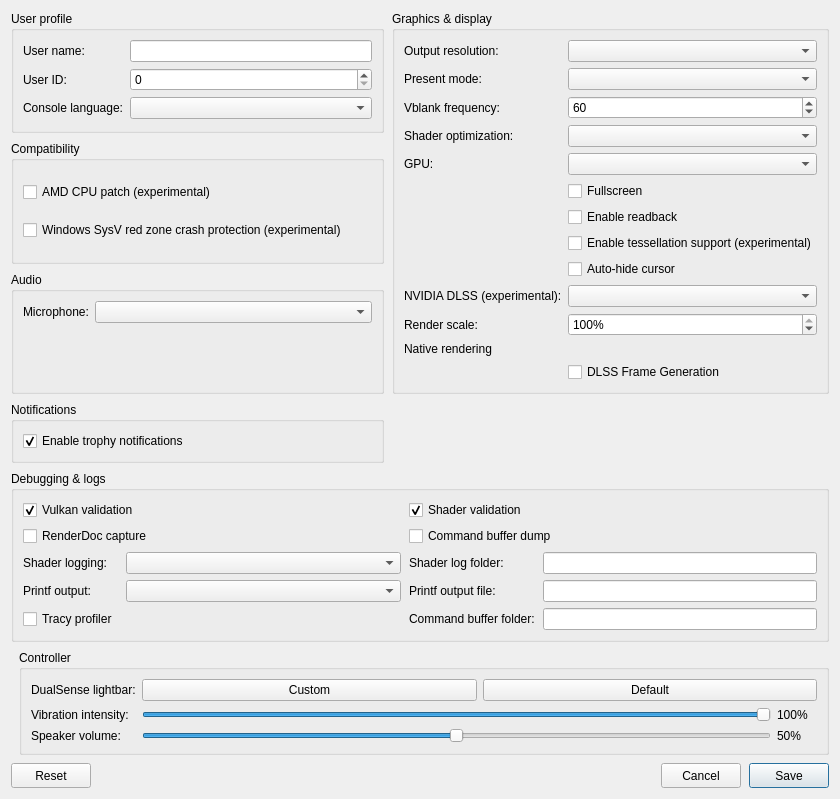
The window that src/launcher/forms/configuration_edit_dialog.ui (KytyPS5/KytyPS5) describes before a commit, drawn with Qt 5.
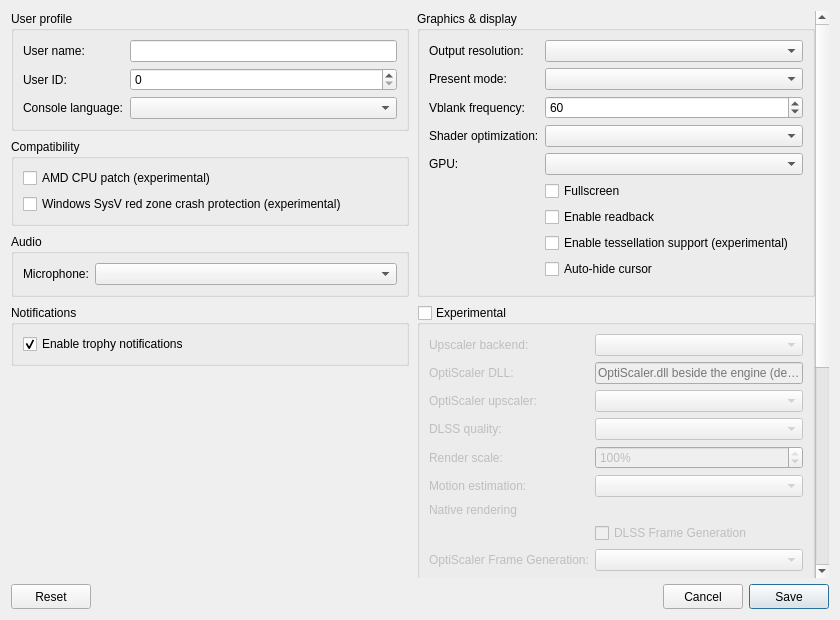
The same window after the commit. Custom widgets are drawn as their Qt base class.

Commit message: feat(launcher): gate experimental controls by selected upscaler

What changed in the file:
```diff
--- a/src/launcher/forms/configuration_edit_dialog.ui
+++ b/src/launcher/forms/configuration_edit_dialog.ui
@@ -16,7 +16,17 @@
   <property name="locale">
    <locale language="English" country="UnitedStates"/>
   </property>
+  <layout class="QVBoxLayout" name="dialogLayout">
+   <item>
+    <widget class="QScrollArea" name="scrollArea">
+     <property name="frameShape"><enum>QFrame::NoFrame</enum></property>
+     <property name="widgetResizable"><bool>true</bool></property>
+     <widget class="QWidget" name="scrollContents">
   <layout class="QGridLayout" name="gridLayout">
+   <property name="leftMargin"><number>0</number></property>
+   <property name="topMargin"><number>0</number></property>
+   <property name="rightMargin"><number>0</number></property>
+   <property name="bottomMargin"><number>0</number></property>
    <property name="horizontalSpacing">
     <number>8</number>
    </property>
@@ -173,22 +183,60 @@
           <property name="text"><string>Enable tessellation support (experimental)</string></property>
          </widget>
         </item>
-        <item row="9" column="0">
+        <item row="8" column="1">
+         <widget class="QCheckBox" name="checkBox_hide_cursor">
+          <property name="toolTip"><string>Hide the host cursor after 2 seconds without mouse activity</string></property>
+          <property name="text"><string>Auto-hide cursor</string></property>
+         </widget>
+        </item>
+       </layout>
+      </widget>
+     </item>
+     <item row="3" column="0" alignment="Qt::AlignTop">
+      <widget class="QGroupBox" name="notifications_group">
+       <property name="title"><string>Notifications</string></property>
+       <layout class="QVBoxLayout" name="notificationsLayout">
+        <item>
+         <widget class="QCheckBox" name="checkBox_trophy_notifications">
+          <property name="toolTip"><string>Show trophy unlock notifications and play their sound.
+To use your own sound, replace the emulator's assets/sounds/trophy-unlock.wav with a WAV file and restart the game.</string></property>
+          <property name="text"><string>Enable trophy notifications</string></property>
+          <property name="checked"><bool>true</bool></property>
+         </widget>
+        </item>
+       </layout>
+      </widget>
+     </item>
+     <item row="3" column="1">
+      <widget class="QGroupBox" name="experimental_group">
+       <property name="title"><string>Experimental</string></property>
+       <property name="checkable"><bool>true</bool></property>
+       <property name="checked"><bool>false</bool></property>
+       <property name="toolTip"><string>Enable experimental rendering options. When disabled, saving turns off Super Resolution and Frame Generation and restores render scale to 100%.</string></property>
+       <layout class="QFormLayout" name="experimentalLayout">
+        <property name="fieldGrowthPolicy"><enum>QFormLayout::AllNonFixedFieldsGrow</enum></property>
+        <item row="0" column="0"><widget class="QLabel" name="label_upscale_backend"><property name="text"><string>Upscaler backend:</string></property></widget></item>
+        <item row="0" column="1"><widget class="QComboBox" name="comboBox_upscale_backend"><property name="toolTip"><string>Native uses NVIDIA NGX. OptiScaler routes reconstruction through an installed OptiScaler runtime, including FSR on compatible older GPUs.</string></property></widget></item>
+        <item row="1" column="0"><widget class="QLabel" name="label_optiscaler_path"><property name="text"><string>OptiScaler DLL:</string></property></widget></item>
+        <item row="1" column="1"><widget class="QLineEdit" name="lineEdit_optiscaler_path"><property name="placeholderText"><string>OptiScaler.dll beside the engine (default)</string></property><property name="toolTip"><string>Full path to the OptiScaler DLL. For a separate folder, set OptiDllPath in its INI to locate its backend files. Select the reconstruction algorithm in the OptiScaler overlay (Insert).</string></property></widget></item>
+        <item row="5" column="0"><widget class="QLabel" name="label_upscale_motion"><property name="text"><string>Motion estimation:</string></property></widget></item>
+        <item row="5" column="1"><widget class="QComboBox" name="comboBox_upscale_motion"><property name="toolTip"><string>Hybrid combines geometry with optical flow. Geometry skips optical flow to reduce GPU cost; uncovered pixels reject temporal history and may look less stable.</string></property></widget></item>
+        <item row="3" column="0">
          <widget class="QLabel" name="label_dlss">
-          <property name="text"><string>NVIDIA DLSS (experimental):</string></property>
+          <property name="text"><string>DLSS quality:</string></property>
          </widget>
         </item>
-        <item row="9" column="1">
+        <item row="3" column="1">
          <widget class="QComboBox" name="comboBox_dlss">
           <property name="toolTip"><string>Reconstruct the rendered image to the output resolution. Requires a supported NVIDIA RTX GPU. Includes the game's HUD; artifacts are possible.</string></property>
          </widget>
         </item>
-        <item row="10" column="0">
+        <item row="4" column="0">
          <widget class="QLabel" name="label_render_scale">
           <property name="text"><string>Render scale:</string></property>
          </widget>
         </item>
-        <item row="10" column="1">
+        <item row="4" column="1">
          <widget class="QSpinBox" name="spinBox_render_scale">
           <property name="toolTip"><string>Rasterize supported game passes at this percentage of their native dimensions, then reconstruct to the output resolution. Lower values reduce detail and can reduce GPU rendering cost.</string></property>
           <property name="suffix"><string>%</string></property>
@@ -198,39 +246,24 @@
           <property name="value"><number>100</number></property>
          </widget>
         </item>
-        <item row="11" column="0" colspan="2">
+        <item row="6" column="0" colspan="2">
          <widget class="QLabel" name="label_upscale_summary">
           <property name="wordWrap"><bool>true</bool></property>
           <property name="text"><string>Native rendering</string></property>
          </widget>
         </item>
-        <item row="12" column="1">
+        <item row="2" column="0"><widget class="QLabel" name="label_optiscaler_upscaler"><property name="text"><string>OptiScaler upscaler:</string></property></widget></item>
+        <item row="2" column="1"><widget class="QComboBox" name="comboBox_optiscaler_upscaler"><property name="toolTip"><string>Auto uses OptiScaler and the algorithm selected in its INI. Fsr (FidelityFX 3.1) and XeSS call the runtimes in the OptiScaler folder directly, with less CPU overhead.</string></property></widget></item>
+        <item row="8" column="0"><widget class="QLabel" name="label_optiscaler_frame_generation"><property name="text"><string>OptiScaler Frame Generation:</string></property></widget></item>
+        <item row="8" column="1"><widget class="QComboBox" name="comboBox_optiscaler_frame_generation"><property name="toolTip"><string>Fsr uses the Vulkan FSR 3 generator in the OptiScaler folder. XeSS uses XeSS Frame Generation (libxess_fg.dll, libxell.dll), presenting through a D3D12 swap chain that paces the generated frames.</string></property></widget></item>
+        <item row="7" column="1">
          <widget class="QCheckBox" name="checkBox_dlss_frame_generation">
           <property name="text"><string>DLSS Frame Generation</string></property>
           <property name="toolTip"><string>Generate intermediate display frames. Requires supported NVIDIA RTX hardware and the Frame Generation runtime, with Vulkan validation off. Does not increase game simulation FPS.</string></property>
          </widget>
         </item>
-        <item row="8" column="1">
-         <widget class="QCheckBox" name="checkBox_hide_cursor">
-          <property name="toolTip"><string>Hide the host cursor after 2 seconds without mouse activity</string></property>
-          <property name="text"><string>Auto-hide cursor</string></property>
-         </widget>
-        </item>
-       </layout>
-      </widget>
-     </item>
-     <item row="3" column="0">
-      <widget class="QGroupBox" name="notifications_group">
-       <property name="title"><string>Notifications</string></property>
-       <layout class="QVBoxLayout" name="notificationsLayout">
-        <item>
-         <widget class="QCheckBox" name="checkBox_trophy_notifications">
-          <property name="toolTip"><string>Show trophy unlock notifications and play their sound.
-To use your own sound, replace the emulator's assets/sounds/trophy-unlock.wav with a WAV file and restart the game.</string></property>
-          <property name="text"><string>Enable trophy notifications</string></property>
-          <property name="checked"><bool>true</bool></property>
-         </widget>
-        </item>
+        <item row="9" column="0"><widget class="QLabel" name="label_frame_generation_level"><property name="text"><string>Generated frames:</string></property></widget></item>
+        <item row="9" column="1"><widget class="QSpinBox" name="spinBox_frame_generation_level"><property name="toolTip"><string>Frames generated per real frame with DLSS Frame Generation on (1-4), limited by the GPU and runtime. OptiScaler uses one generated frame.</string></property><property name="minimum"><number>1</number></property><property name="maximum"><number>4</number></property><property name="value"><number>1</number></property></widget></item>
        </layout>
       </widget>
      </item>
@@ -428,7 +461,11 @@
      </layout>
     </widget>
    </item>
-   <item row="2" column="0" colspan="2">
+  </layout>
+     </widget>
+    </widget>
+   </item>
+   <item>
     <layout class="QHBoxLayout" name="buttonLayout">
      <item>
      <widget class="QPushButton" name="clear_button">
```
Left out of the diff: 2 changed lines with no effect on the pictures. The commit also changes 3 other files.
